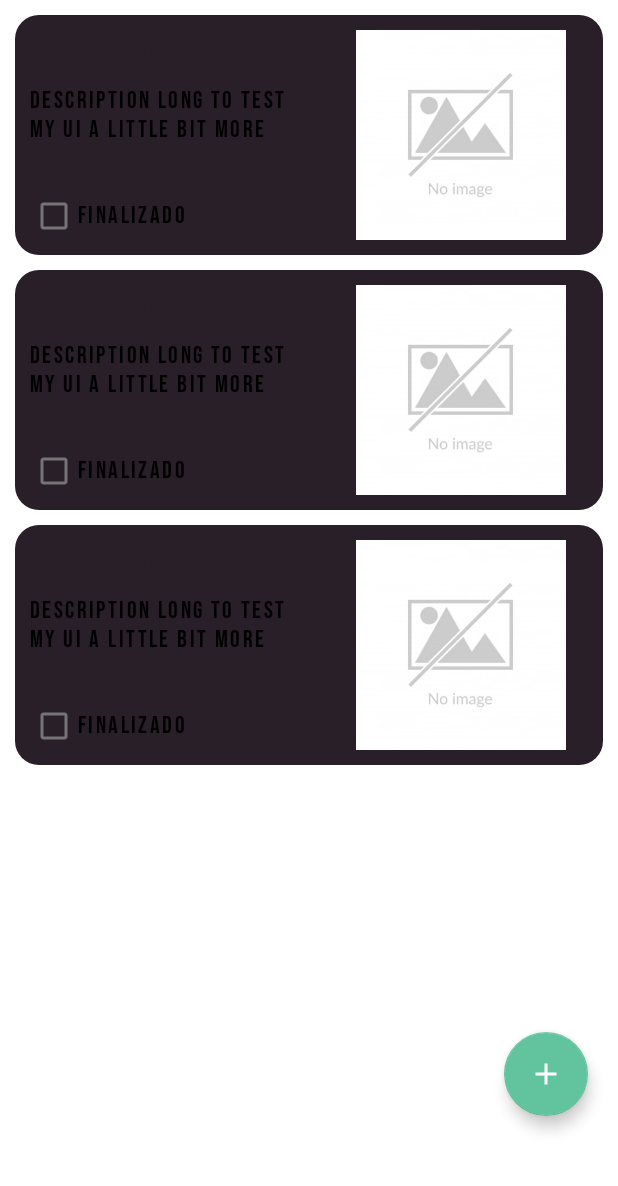
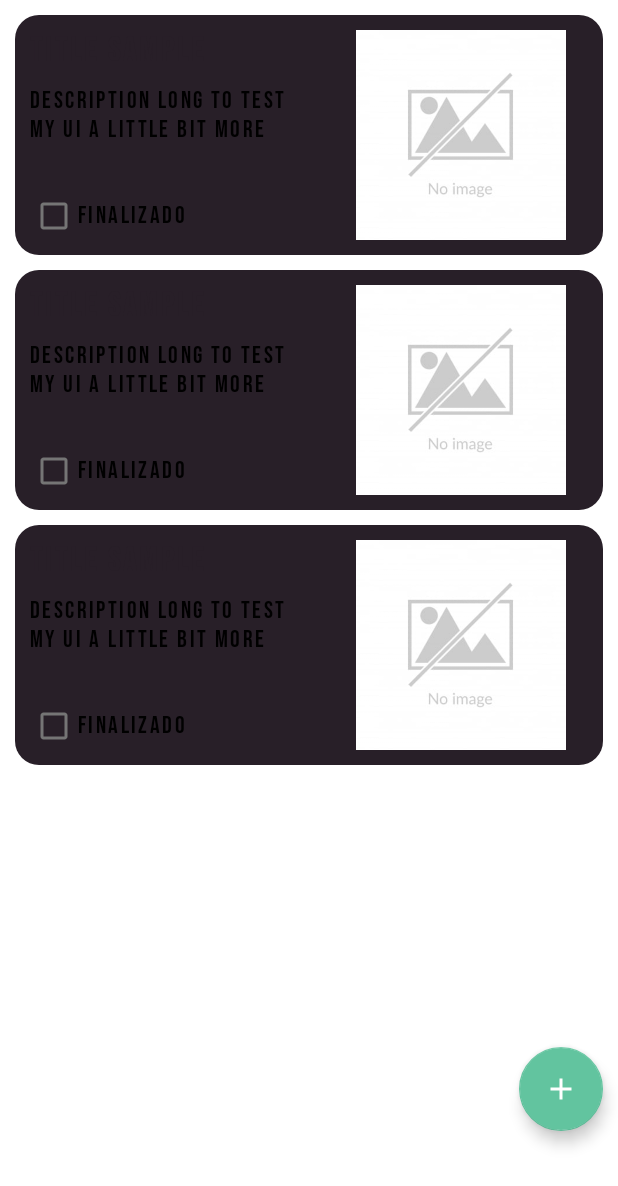
Before and after one commit to Serginho6/JoaoVazStudio, an Android app: the layout fragment_exercise_list_selected.xml on its own in the app's theme, with its tools: preview values and no code run, on a phone screen of 412 x 824 dp. Shown: the top 1186 px of the screen. Run offline under Robolectric (Android 15) with nearby library versions, the phone set to English and light mode, and no system bars.

Commit message:
FloatActionButton margin changed.

```diff
--- a/app/src/main/res/layout/fragment_exercise_list_selected.xml
+++ b/app/src/main/res/layout/fragment_exercise_list_selected.xml
@@ -45,8 +45,8 @@
         android:id="@+id/fab_select_train"
         android:layout_width="wrap_content"
         android:layout_height="wrap_content"
-        android:layout_marginBottom="80dp"
-        android:layout_marginRight="20dp"
+        android:layout_marginBottom="70dp"
+        android:layout_marginRight="10dp"
         app:layout_constraintBottom_toBottomOf="parent"
         app:layout_constraintEnd_toEndOf="parent"
         app:srcCompat="@drawable/ic_baseline_add_24"
```
